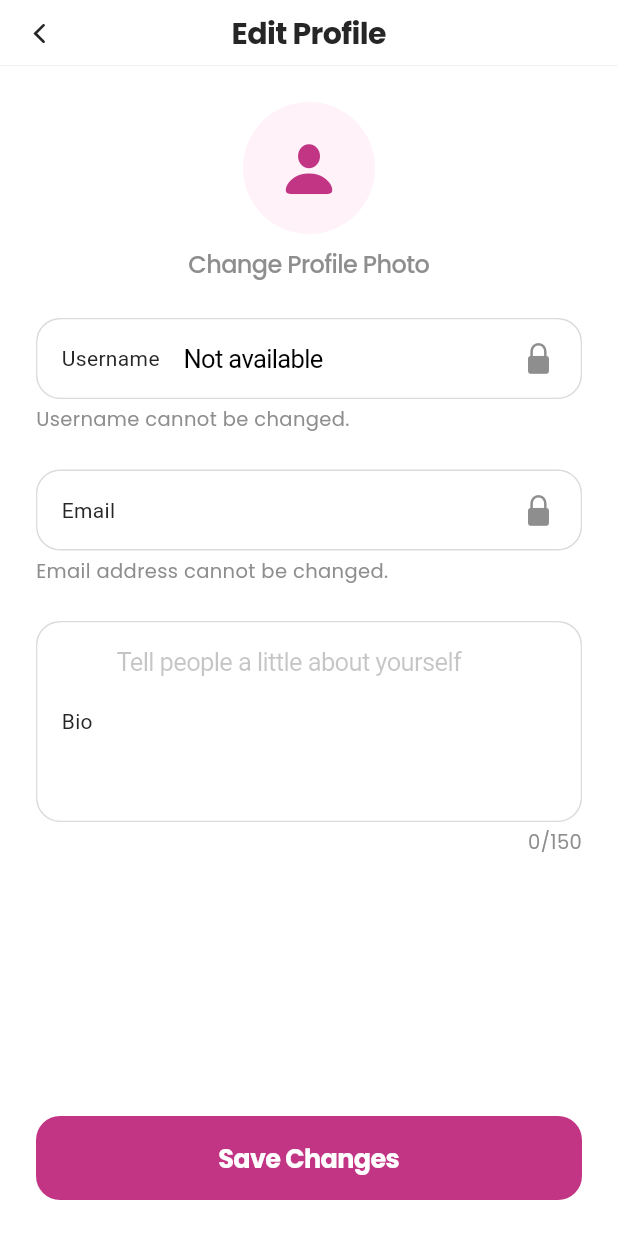
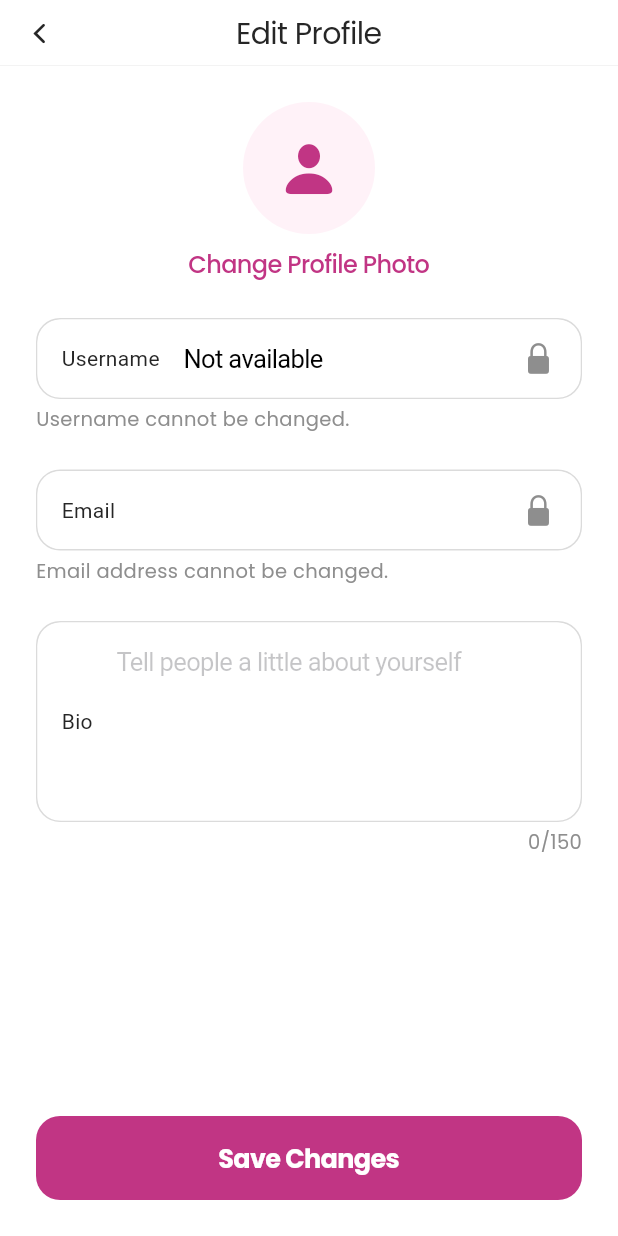
Before and after one commit to iremturen/veyra, a Flutter app: the EditProfilePage screen opened directly, on a phone screen of 412 x 824 dp. Run offline on Flutter 3.47's test engine with Material 3 defaults, Android fonts, the phone set to English and light mode, and no system bars; our stand-ins replace cloud_firestore, equatable, firebase_auth, firebase_core, firebase_crashlytics, firebase_messaging and 6 more; missing offline and left inert: liquid_glass_easy; accounts and stored records are empty; network calls fail.

Commit message:
edit profile

```diff
--- a/lib/app/common/constants/app_strings.dart
+++ b/lib/app/common/constants/app_strings.dart
@@ -74,11 +74,13 @@ abstract final class AppStrings {
   static const String exploreSearchHint = 'Search people and posts in Veyra';
   static const String exploreTitle = 'Explore';
   static const String exploreBannerDefaultTitle = 'Discover Your Community';
+  static const String exploreNoPosts = 'No posts yet';
   static const String navigationCreate = 'Create';
   static const String navigationNotifications = 'Notifications';
   static const String navigationProfile = 'Profile';
   static const String profileEdit = 'Edit Profile';
   static const String changeProfilePhoto = 'Change Profile Photo';
+  static const String uploadingPhoto = 'Uploading photo...';
   static const String username = 'Username';
   static const String profileUsernameUnavailable = 'Not available';
   static const String usernameCannotBeChanged = 'Username cannot be changed.';
--- a/lib/presentation/pages/edit_profile_page.dart
+++ b/lib/presentation/pages/edit_profile_page.dart
@@ -62,8 +62,9 @@ class _EditProfilePageState extends State<EditProfilePage> {
         context,
       ).showSnackBar(const SnackBar(content: Text(AppStrings.profileSaved)));
       Navigator.of(context).pop();
-    } else if (state.status == EditProfileStatus.saveFailure &&
-        state.message != null) {
+    } else if (state.message != null &&
+        (state.status == EditProfileStatus.saveFailure ||
+            !state.isUploadingPhoto)) {
       ScaffoldMessenger.of(
         context,
       ).showSnackBar(SnackBar(content: Text(state.message!)));
@@ -75,6 +76,7 @@ class _EditProfilePageState extends State<EditProfilePage> {
     return BlocProvider.value(
       value: _editProfileCubit,
       child: BlocConsumer<EditProfileCubit, EditProfileState>(
+        bloc: _editProfileCubit,
         listener: _handleState,
         builder: (context, state) => CustomScaffold(
           model: CustomScaffoldModel(
@@ -84,7 +86,7 @@ class _EditProfilePageState extends State<EditProfilePage> {
                   model: CustomTextModel(
                     text: AppStrings.profileEdit,
                     fontSize: AppFontSize.medium,
-                    fontWeight: AppFontWeight.bold,
+                    fontWeight: AppFontWeight.normal,
                     style: TextStyle(color: AppColors.textPrimary),
                   ),
                 ),
@@ -113,9 +115,10 @@ class _EditProfilePageState extends State<EditProfilePage> {
                       child: CustomButton(
                         model: CustomButtonModel(
                           text: AppStrings.saveChanges,
-                          onPressed: state.status == EditProfileStatus.saving
+                          onPressed: state.status == EditProfileStatus.saving ||
+                                  state.isUploadingPhoto
                               ? null
-                              : () => context.read<EditProfileCubit>().saveBio(
+                              : () => _editProfileCubit.saveBio(
                                   _bioController.text,
                                 ),
                           width: double.infinity,
@@ -161,7 +164,7 @@ class _EditProfilePageState extends State<EditProfilePage> {
               CustomButton(
                 model: CustomButtonModel(
                   text: AppStrings.retry,
-                  onPressed: context.read<EditProfileCubit>().loadProfile,
+                  onPressed: _editProfileCubit.loadProfile,
                   width: AppDimensions.authSubmitButtonHeight * 2,
                 ),
               ),
@@ -183,7 +186,7 @@ class _EditProfilePageState extends State<EditProfilePage> {
               crossAxisAlignment: CrossAxisAlignment.stretch,
               spacing: AppDimensions.spacingLarge,
               children: [
-                _profilePhoto(),
+                _profilePhoto(state),
                 Column(
                   crossAxisAlignment: CrossAxisAlignment.stretch,
                   spacing: AppDimensions.spacingSmall / 2,
@@ -250,12 +253,13 @@ class _EditProfilePageState extends State<EditProfilePage> {
                         maxLines: AppDimensions.createPostCaptionMaxLines,
                         maxLength: AppDimensions.profileBioMaxLength,
                         enabled: state.status != EditProfileStatus.saving,
-                        onChanged: context.read<EditProfileCubit>().updateBio,
+                        onChanged: _editProfileCubit.updateBio,
                       ),
                     ),
                     Align(
                       alignment: Alignment.centerRight,
                       child: BlocBuilder<EditProfileCubit, EditProfileState>(
+                        bloc: _editProfileCubit,
                         builder: (context, bioState) => CustomText(
                           model: CustomTextModel(
                             text:
@@ -278,9 +282,14 @@ class _EditProfilePageState extends State<EditProfilePage> {
     );
   }
 
-  Widget _profilePhoto() {
-    final photoUrl = _photoUrl?.trim();
-    final avatar = photoUrl?.isNotEmpty == true
+  Widget _profilePhoto(EditProfileState state) {
+    final photoUrl = state.photoUrl?.trim() ?? _photoUrl?.trim();
+    final isUploading = state.isUploadingPhoto;
+
+    final avatar = Stack(
+      alignment: Alignment.center,
+      children: [
+        photoUrl?.isNotEmpty == true
             ? CustomImage(
                 model: CustomImageModel(
                   imageUrl: photoUrl,
@@ -307,23 +316,54 @@ class _EditProfilePageState extends State<EditProfilePage> {
                     ),
                   ),
                 ),
+              ),
+        if (isUploading)
+          Container(
+            width: AppDimensions.profileAvatarSize,
+            height: AppDimensions.profileAvatarSize,
+            decoration: BoxDecoration(
+              color: Colors.black.withValues(alpha: 0.35),
+              shape: BoxShape.circle,
+            ),
+            child: const Center(
+              child: CupertinoActivityIndicator(
+                color: Colors.white,
+              ),
+            ),
+          ),
+      ],
     );
 
     return Column(
       mainAxisSize: MainAxisSize.min,
       spacing: AppDimensions.spacingSmall,
       children: [
-        Center(child: avatar),
+        Center(
+          child: GestureDetector(
+            onTap: isUploading || state.status == EditProfileStatus.saving
+                ? null
+                : _editProfileCubit.updateProfilePhoto,
+            child: avatar,
+          ),
+        ),
         CupertinoButton(
-          onPressed: null,
+          onPressed: isUploading || state.status == EditProfileStatus.saving
+              ? null
+              : _editProfileCubit.updateProfilePhoto,
           padding: EdgeInsets.zero,
           minimumSize: Size.zero,
-          child: const CustomText(
+          child: CustomText(
             model: CustomTextModel(
-              text: AppStrings.changeProfilePhoto,
+              text: isUploading
+                  ? AppStrings.uploadingPhoto
+                  : AppStrings.changeProfilePhoto,
               fontSize: AppFontSize.small,
               fontWeight: AppFontWeight.medium,
-              style: TextStyle(color: AppColors.textSecondary),
+              style: TextStyle(
+                color: isUploading
+                    ? AppColors.textSecondary
+                    : AppColors.primary,
+              ),
             ),
           ),
         ),
```
Also changed, not shown: lib/presentation/cubits/edit_profile_cubit.dart (+147 -25 lines), lib/presentation/pages/create_post_page.dart (+5 -2 lines), lib/presentation/pages/explore_page.dart (added, +155 -0 lines), lib/presentation/pages/main_page.dart (+22 -70 lines), lib/presentation/pages/notifications_page.dart (added, +25 -0 lines), lib/presentation/pages/profile_page.dart (+28 -2 lines), lib/presentation/pages/settings_page.dart (+20 -4 lines), firebase.json, 2 other files. Lines whose indentation alone changed are shown as unchanged.
